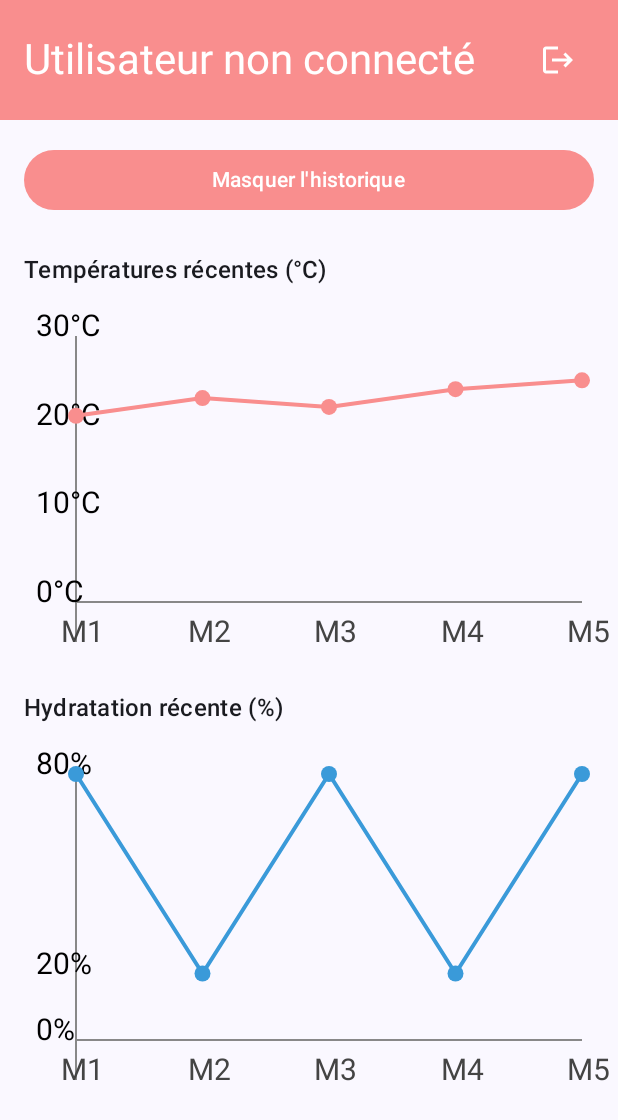
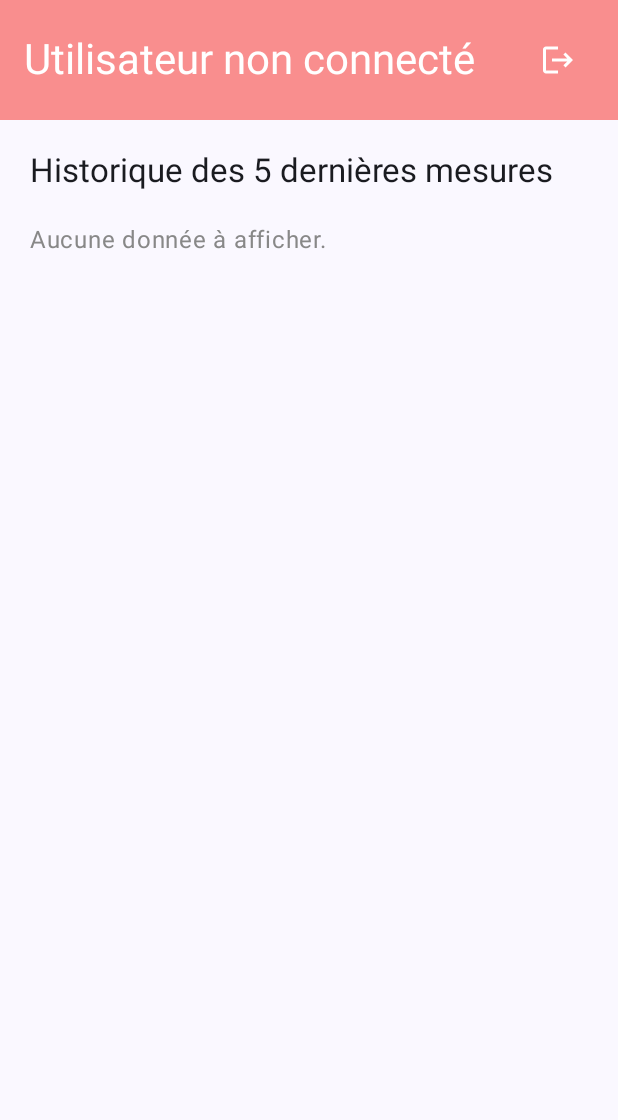
Before and after one commit to Esma-EL/SIPSMART, an Android app built with Jetpack Compose: the composable ProfilScreen shown on its own in the app's theme, on a phone screen of 412 x 824 dp. Shown: the top 1120 px of the screen. Run offline under Robolectric (Android 15) with nearby library versions, the light colour scheme and no system bars; our stand-ins replace Firebase (no records; nobody signed in at launch, a user with empty details on screens opened directly); Roboto replaces fonts that are not available here.

Commit message:
historique 5 dernieres valeurs

```diff
--- a/app/src/main/java/fr/isen/elakrimi/sipsmart/FirebaseAuthViewModel.kt
+++ b/app/src/main/java/fr/isen/elakrimi/sipsmart/FirebaseAuthViewModel.kt
@@ -8,9 +8,8 @@ import kotlinx.coroutines.flow.StateFlow
 import com.google.firebase.firestore.ktx.firestore
 import com.google.firebase.ktx.Firebase
 import com.google.firebase.firestore.SetOptions
-import androidx.compose.runtime.State
-import androidx.compose.runtime.mutableStateOf
 import android.util.Log
+import com.google.firebase.firestore.Query
 
 
 class FirebaseAuthViewModel : ViewModel() {
@@ -20,8 +19,6 @@ class FirebaseAuthViewModel : ViewModel() {
     private val _authState = MutableStateFlow<AuthState>(AuthState.Idle)
     val authState: StateFlow<AuthState> = _authState
 
-    private val _hydrationGoal = MutableStateFlow("2.0L") // valeur par défaut
-    val hydrationGoal: StateFlow<String> = _hydrationGoal
     private val _liquidLevel = MutableStateFlow(0f)  // valeur en float 0f-1f
     val liquidLevel: StateFlow<Float> = _liquidLevel
     private val _lastTemperature = MutableStateFlow<Float?>(null)
@@ -31,52 +28,74 @@ class FirebaseAuthViewModel : ViewModel() {
 
     private val _liquidLevelHistory = MutableStateFlow<List<Float>>(emptyList())
     val liquidLevelHistory: StateFlow<List<Float>> = _liquidLevelHistory
+    private val _measurementHistory = MutableStateFlow<List<Pair<Float, Float>>>(emptyList())
+    val measurementHistory: StateFlow<List<Pair<Float, Float>>> = _measurementHistory
+    private val _pendingMeasurements = mutableListOf<Pair<Float, Float>>() // Buffer local de 5 mesures
+    private var lastSavedMeasurement: Pair<Float, Float>? = null
 
     fun saveMeasurementToHistory(temperature: Float?, liquidLevel: Float?) {
         val user = auth.currentUser
-        if (user != null) {
+        if (user != null && temperature != null && liquidLevel != null) {
+            val newMeasurement = Pair(temperature, liquidLevel)
+
+            // ✅ Bloque immédiatement les doublons même avant Firestore
+            if (newMeasurement == lastSavedMeasurement) {
+                Log.d("Firestore", "⏭️ Doublon détecté avant enregistrement : $newMeasurement")
+                return
+            }
+
+            // 🔐 On bloque les futurs doublons
+            lastSavedMeasurement = newMeasurement
+
             val db = Firebase.firestore
             val data = hashMapOf<String, Any>(
-                "timestamp" to com.google.firebase.Timestamp.now()
+                "timestamp" to com.google.firebase.Timestamp.now(),
+                "createdAtMillis" to System.currentTimeMillis(),
+                "temperature" to temperature,
+                "liquidLevel" to liquidLevel
             )
-            temperature?.let { data["temperature"] = it }
-            liquidLevel?.let { data["liquidLevel"] = it * 100 } // si c'était un ratio genre 0.2f
 
             db.collection("users")
                 .document(user.uid)
                 .collection("measurements")
                 .add(data)
+                .addOnSuccessListener {
+                    Log.d("Firestore", "✅ Nouvelle mesure enregistrée : $newMeasurement")
+                }
+                .addOnFailureListener { e ->
+                    Log.e("Firestore", "❌ Erreur d'enregistrement", e)
+                    // 🔁 Important : on annule le blocage si échec
+                    lastSavedMeasurement = null
+                }
         }
     }
-
     fun fetchLastFiveMeasurements() {
-        val user = auth.currentUser ?: return
-        val db = Firebase.firestore
-        db.collection("users").document(user.uid).collection("measurements")
-            .orderBy("timestamp", com.google.firebase.firestore.Query.Direction.DESCENDING)
+        val userId = FirebaseAuth.getInstance().currentUser?.uid ?: return
+        Firebase.firestore.collection("users")
+            .document(userId)
+            .collection("measurements")
+            .orderBy("createdAtMillis", Query.Direction.DESCENDING)
             .limit(5)
             .get()
-            .addOnSuccessListener { snapshots ->
-                val temps = mutableListOf<Float>()
-                val liquids = mutableListOf<Float>()
-                for (doc in snapshots.documents) {
+            .addOnSuccessListener { result ->
+                val measurements = result.mapNotNull { doc ->
                     val temp = doc.getDouble("temperature")?.toFloat()
-                    val liquid = doc.getDouble("liquidLevel")?.toFloat()
-                    temp?.let { temps.add(it) }
-                    liquid?.let { liquids.add(it) }
-                    Log.d("Firebase", "Mesures récupérées: temp=$temps, liquid=$liquids")
+                    val level = doc.getDouble("liquidLevel")?.toFloat()
+                    if (temp != null && level != null) Pair(temp, level) else null
+                }
 
-                }
-                _temperatureHistory.value = temps.reversed() // ordre chronologique
-                _liquidLevelHistory.value = liquids.reversed()
+                _measurementHistory.value = measurements
+                Log.d("Firestore", " Historique : $measurements")
             }
-            .addOnFailureListener {
-                _temperatureHistory.value = emptyList()
-                _liquidLevelHistory.value = emptyList()
+            .addOnFailureListener { e ->
+                Log.e("Firestore", "Erreur lors de la récupération", e)
             }
+    }
 
 
-    }
+
+
+
 
     // ----------------------- Température -----------------------
 
--- a/app/src/main/java/fr/isen/elakrimi/sipsmart/screen/HomePage.kt
+++ b/app/src/main/java/fr/isen/elakrimi/sipsmart/screen/HomePage.kt
@@ -152,9 +152,9 @@ fun HomePageContent(
     modifier: Modifier = Modifier
 ) {
     val context = LocalContext.current
-    val hydrationGoal by viewModel.hydrationGoal.collectAsState()
     val montserratFontFamily = FontFamily(Font(R.font.montserrat_bold, FontWeight.W200))
     val liquidLevel by viewModel.liquidLevel.collectAsState(initial = 0f)
+    val measurements = viewModel.measurementHistory.collectAsState()
     val temperature by viewModel.lastTemperature.collectAsState()
     Column(
         modifier
--- a/app/src/main/java/fr/isen/elakrimi/sipsmart/screen/ProfilScreen.kt
+++ b/app/src/main/java/fr/isen/elakrimi/sipsmart/screen/ProfilScreen.kt
@@ -1,6 +1,5 @@
 package fr.isen.elakrimi.sipsmart.screen
 
-import androidx.compose.foundation.Canvas
 import androidx.compose.foundation.background
 import androidx.compose.foundation.layout.*
 import androidx.compose.material.icons.Icons
@@ -9,10 +8,7 @@ import androidx.compose.material3.*
 import androidx.compose.runtime.*
 import androidx.compose.ui.Alignment
 import androidx.compose.ui.Modifier
-import androidx.compose.ui.geometry.Offset
 import androidx.compose.ui.graphics.Color
-import androidx.compose.ui.graphics.StrokeCap
-import androidx.compose.ui.graphics.nativeCanvas
 import androidx.compose.ui.platform.LocalLifecycleOwner
 import androidx.compose.ui.unit.dp
 import androidx.lifecycle.Lifecycle
@@ -26,13 +22,10 @@ fun ProfilScreen(
     modifier: Modifier = Modifier
 ) {
     val authState = viewModel.authState.collectAsState()
+    val measurements = viewModel.measurementHistory.collectAsState()
+
     val backgroundColor = Color(0xFFF98E8E)
     val whiteColor = Color.White
-
-    // Simulated values for screenshot
-    val temperatureHistory = listOf(21f, 23f, 22f, 24f, 25f)
-    val liquidLevelHistory = listOf(0.8f, 0.2f, 0.8f, 0.2f, 0.8f)
-    var showCharts by remember { mutableStateOf(true) }
 
     val lifecycleOwner = LocalLifecycleOwner.current
     DisposableEffect(lifecycleOwner) {
@@ -52,6 +45,7 @@ fun ProfilScreen(
         color = MaterialTheme.colorScheme.background
     ) {
         Column(modifier = Modifier.fillMaxSize()) {
+            // Header
             Row(
                 modifier = Modifier
                     .fillMaxWidth()
@@ -78,140 +72,27 @@ fun ProfilScreen(
                 }
             }
 
+            // Données mesurées
             Column(
                 modifier = Modifier
                     .fillMaxSize()
-                    .padding(16.dp),
-                verticalArrangement = Arrangement.spacedBy(24.dp)
+                    .padding(20.dp),
+                verticalArrangement = Arrangement.spacedBy(20.dp)
             ) {
-                Button(
-                    onClick = { showCharts = !showCharts },
-                    modifier = Modifier.fillMaxWidth(),
-                    colors = ButtonDefaults.buttonColors(
-                        containerColor = Color(0xFFF98E8E),
-                        contentColor = Color.White
-                    )
-                ) {
-                    Text(if (showCharts) "Masquer l'historique" else "Afficher l'historique")
-                }
+                Text(
+                    "Historique des 5 dernières mesures",
+                    style = MaterialTheme.typography.titleLarge
+                )
 
-                if (showCharts) {
-                    Text("Températures récentes (°C)", style = MaterialTheme.typography.titleMedium)
-                    ChartWithAxesTemperature(values = temperatureHistory, lineColor = Color(0xFFF98E8E))
-
-                    Text("Hydratation récente (%)", style = MaterialTheme.typography.titleMedium)
-                    ChartWithAxesLiquid(values = liquidLevelHistory, lineColor = Color(0xFF3A9AD9))
+                if (measurements.value.isEmpty()) {
+                    Text("Aucune donnée à afficher.", color = Color.Gray)
+                } else {
+                    measurements.value.forEachIndexed { index, (temp, level) ->
+                        val displayLevel = (level.coerceIn(0f, 1f) * 100).toInt()
+                        Text("Mesure ${index + 1} : Température = ${temp}°C | Liquide = ${displayLevel}%")
+                    }
                 }
             }
         }
     }
 }
-
-@Composable
-fun ChartWithAxesTemperature(values: List<Float>, lineColor: Color, modifier: Modifier = Modifier.fillMaxWidth().height(220.dp).padding(8.dp)) {
-    if (values.isEmpty()) {
-        Text("Pas de données à afficher")
-        return
-    }
-
-    Canvas(modifier = modifier) {
-        val padding = 40f
-        val graphWidth = size.width - padding
-        val graphHeight = size.height - padding
-        val minVal = 0f
-        val maxVal = 30f
-        val range = maxVal - minVal
-
-        drawLine(Color.Gray, Offset(padding, 0f), Offset(padding, size.height), strokeWidth = 2f)
-        drawLine(Color.Gray, Offset(padding, size.height - padding), Offset(size.width, size.height - padding), strokeWidth = 2f)
-
-        val gradValues = listOf(0f, 10f, 20f, 30f)
-        gradValues.forEach { grad ->
-            val y = size.height - padding - ((grad - minVal) / range) * graphHeight
-            drawContext.canvas.nativeCanvas.drawText(
-                "${grad.toInt()}°C", 0f, y,
-                android.graphics.Paint().apply {
-                    textSize = 30f
-                    color = android.graphics.Color.BLACK
-                }
-            )
-        }
-
-        val pointSpacing = graphWidth / (values.size - 1)
-        val points = values.mapIndexed { index, value ->
-            val x = padding + index * pointSpacing
-            val y = size.height - padding - ((value - minVal) / range) * graphHeight
-            Offset(x, y)
-        }
-
-        for (i in 0 until points.size - 1) {
-            drawLine(color = lineColor, start = points[i], end = points[i + 1], strokeWidth = 4f, cap = StrokeCap.Round)
-        }
-
-        points.forEach {
-            drawCircle(color = lineColor, radius = 8f, center = it)
-        }
-
-        points.forEachIndexed { index, point ->
-            drawContext.canvas.nativeCanvas.drawText("M${index + 1}", point.x - 15f, size.height,
-                android.graphics.Paint().apply {
-                    textSize = 30f
-                    color = android.graphics.Color.DKGRAY
-                })
-        }
-    }
-}
-
-@Composable
-fun ChartWithAxesLiquid(values: List<Float>, lineColor: Color, modifier: Modifier = Modifier.fillMaxWidth().height(220.dp).padding(8.dp)) {
-    if (values.isEmpty()) {
-        Text("Pas de données à afficher")
-        return
-    }
-
-    Canvas(modifier = modifier) {
-        val padding = 40f
-        val graphWidth = size.width - padding
-        val graphHeight = size.height - padding
-        val minVal = 0.0f
-        val maxVal = 0.8f
-        val range = maxVal - minVal
-
-        drawLine(Color.Gray, Offset(padding, 0f), Offset(padding, size.height), strokeWidth = 2f)
-        drawLine(Color.Gray, Offset(padding, size.height - padding), Offset(size.width, size.height - padding), strokeWidth = 2f)
-
-        val gradValues = listOf(0f, 0.2f, 0.8f)
-        gradValues.forEach { grad ->
-            val y = size.height - padding - ((grad - minVal) / range) * graphHeight
-            drawContext.canvas.nativeCanvas.drawText("${(grad * 100).toInt()}%", 0f, y,
-                android.graphics.Paint().apply {
-                    textSize = 30f
-                    color = android.graphics.Color.BLACK
-                })
-        }
-
-        val pointSpacing = graphWidth / (values.size - 1)
-        val points = values.mapIndexed { index, value ->
-            val safeValue = value.coerceIn(minVal, maxVal)
-            val x = padding + index * pointSpacing
-            val y = size.height - padding - ((safeValue - minVal) / range) * graphHeight
-            Offset(x, y)
-        }
-
-        for (i in 0 until points.size - 1) {
-            drawLine(color = lineColor, start = points[i], end = points[i + 1], strokeWidth = 4f, cap = StrokeCap.Round)
-        }
-
-        points.forEach {
-            drawCircle(color = lineColor, radius = 8f, center = it)
-        }
-
-        points.forEachIndexed { index, point ->
-            drawContext.canvas.nativeCanvas.drawText("M${index + 1}", point.x - 15f, size.height,
-                android.graphics.Paint().apply {
-                    textSize = 30f
-                    color = android.graphics.Color.DKGRAY
-                })
-        }
-    }
-}
```
Also changed, not shown: app/src/main/java/fr/isen/elakrimi/sipsmart/activity/BluetoothControlActivity.kt (+26 -17 lines).
